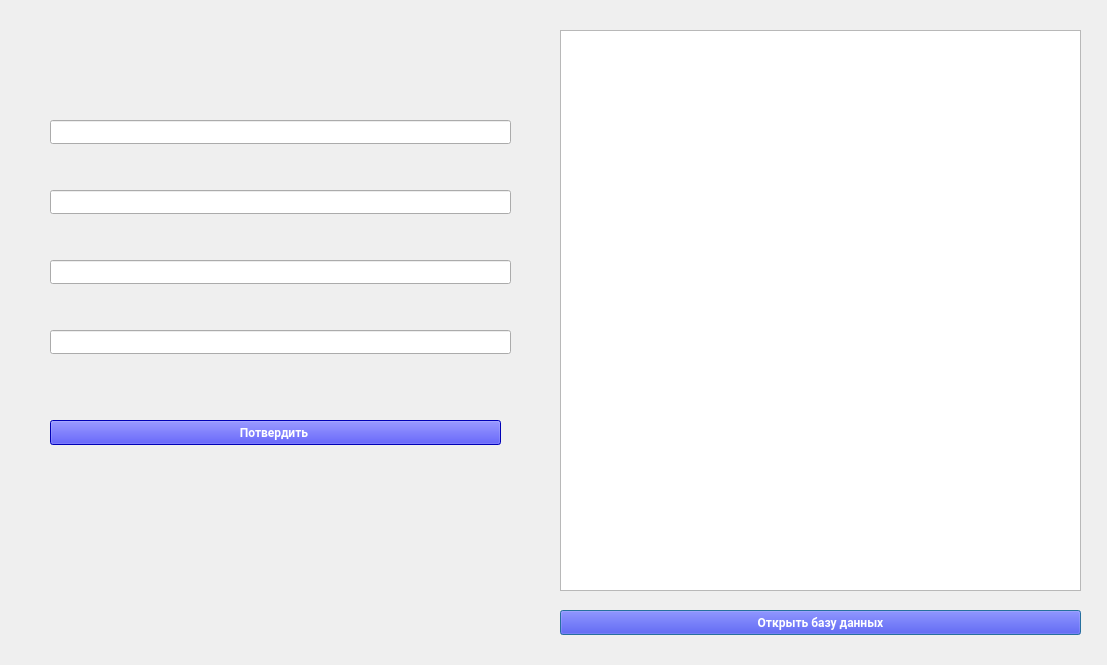
Qt form admin_archive_lmk/dialog_update_data.ui (FANDIM-wolf/FileHub) before a commit.
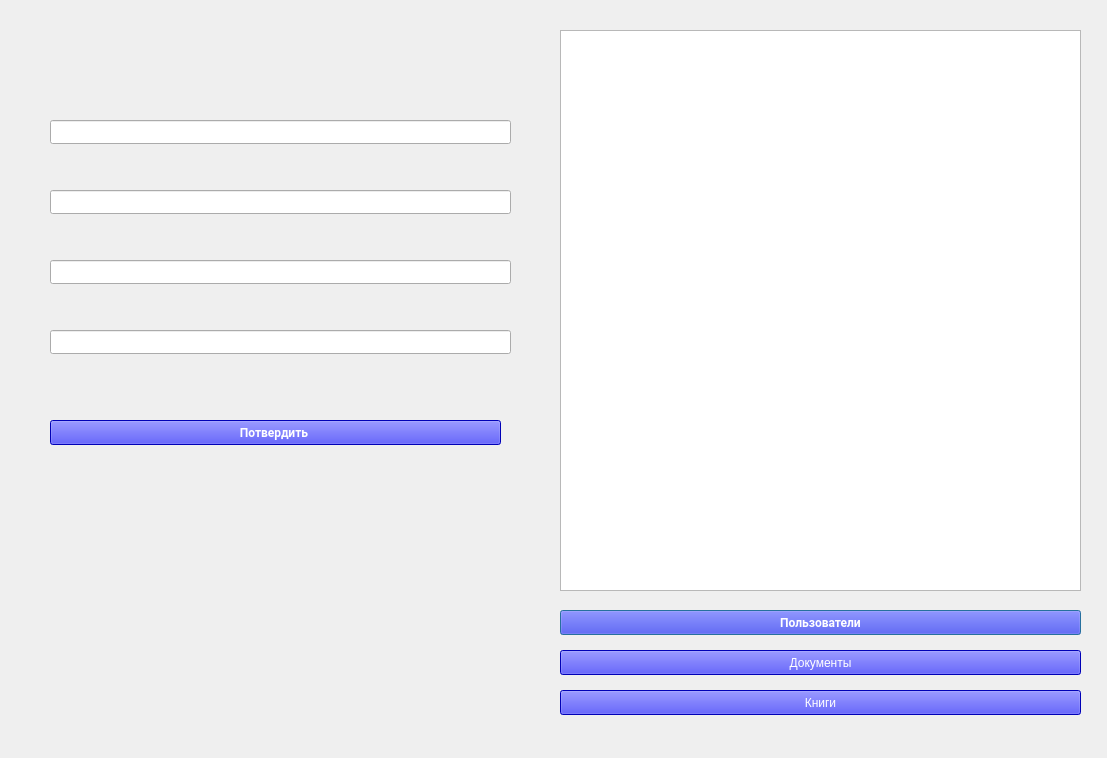
The same form after that commit.

The edit to the form file:
```diff
--- a/admin_archive_lmk/dialog_update_data.ui
+++ b/admin_archive_lmk/dialog_update_data.ui
@@ -7,7 +7,7 @@
     <x>0</x>
     <y>0</y>
     <width>1107</width>
-    <height>665</height>
+    <height>758</height>
    </rect>
   </property>
   <property name="windowTitle">
@@ -45,7 +45,7 @@
 background-color:blue;</string>
    </property>
    <property name="text">
-    <string>Открыть базу данных</string>
+    <string>Пользователи</string>
    </property>
   </widget>
   <widget class="QPushButton" name="pushButton_2">
@@ -113,6 +113,42 @@
     </rect>
    </property>
   </widget>
+  <widget class="QPushButton" name="pushButton_3">
+   <property name="geometry">
+    <rect>
+     <x>560</x>
+     <y>650</y>
+     <width>521</width>
+     <height>25</height>
+    </rect>
+   </property>
+   <property name="styleSheet">
+    <string notr="true">font-family: 'Roboto';
+color:white;
+background-color:blue;</string>
+   </property>
+   <property name="text">
+    <string>Документы</string>
+   </property>
+  </widget>
+  <widget class="QPushButton" name="pushButton_4">
+   <property name="geometry">
+    <rect>
+     <x>560</x>
+     <y>690</y>
+     <width>521</width>
+     <height>25</height>
+    </rect>
+   </property>
+   <property name="styleSheet">
+    <string notr="true">font-family: 'Roboto';
+color:white;
+background-color:blue;</string>
+   </property>
+   <property name="text">
+    <string>Книги</string>
+   </property>
+  </widget>
  </widget>
  <resources/>
  <connections/>
```
